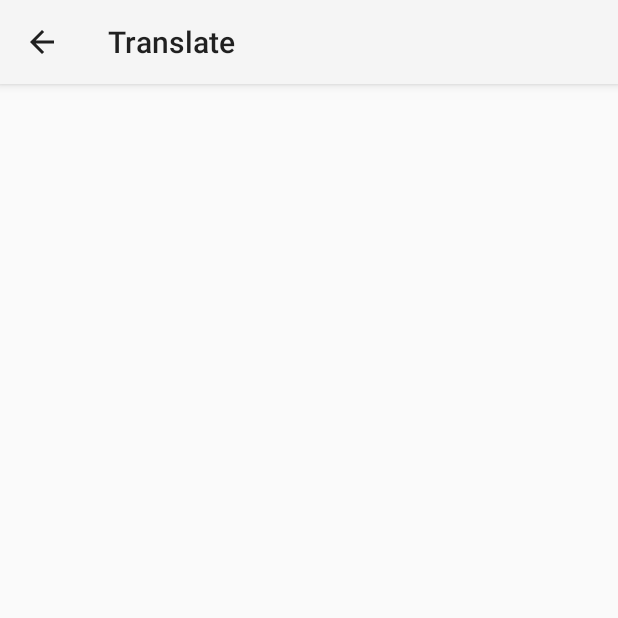
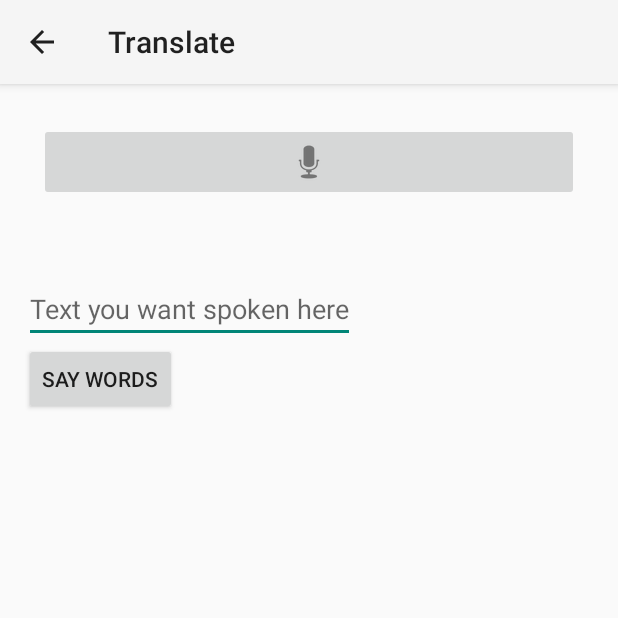
Before and after one commit to thekeenant/hearing-helper, an Android app: the Translate screen opened directly, with no data from a screen before it, on a phone screen of 412 x 824 dp, the top half of it. Run offline under Robolectric (Android 15) with nearby library versions, the phone set to English and light mode, and no system bars.

```diff
--- a/app/src/main/java/com/nocomment/providingears/Translate.java
+++ b/app/src/main/java/com/nocomment/providingears/Translate.java
@@ -1,13 +1,114 @@
 package com.nocomment.providingears;
 
+import java.util.ArrayList;
+import java.util.Locale;
+import java.util.Set;
+
 import android.app.Activity;
+import android.content.ActivityNotFoundException;
+import android.content.Intent;
 import android.os.Bundle;
+import android.speech.RecognizerIntent;
+import android.speech.tts.TextToSpeech;
+import android.speech.tts.Voice;
+import android.view.View;
+import android.widget.Button;
+import android.widget.EditText;
+import android.widget.ImageButton;
+import android.widget.TextView;
+import android.widget.Toast;
 
 public class Translate extends Activity {
 
+    protected static final int RESULT_SPEECH = 1;
+
+    private ImageButton btnSpeak;
+    private TextView txtText;
+    private EditText ed1;
+    private Button b1;
+    private TextToSpeech t1;
+
     @Override
-    protected void onCreate(Bundle savedInstanceState) {
+    public void onCreate(Bundle savedInstanceState) {
         super.onCreate(savedInstanceState);
         setContentView(R.layout.activity_translate);
+
+        txtText = (TextView) findViewById(R.id.txtText);
+
+        btnSpeak = (ImageButton) findViewById(R.id.btnSpeak);
+
+        ed1 = (EditText) findViewById(R.id.editSpeak);
+
+        b1 = (Button) findViewById(R.id.speak);
+
+        btnSpeak.setOnClickListener(new View.OnClickListener() {
+
+            @Override
+            public void onClick(View v) {
+
+                Intent intent = new Intent(
+                        RecognizerIntent.ACTION_RECOGNIZE_SPEECH);
+
+                intent.putExtra(RecognizerIntent.EXTRA_LANGUAGE_MODEL, "en-US");
+
+                try {
+                    startActivityForResult(intent, RESULT_SPEECH);
+                    txtText.setText("");
+                } catch (ActivityNotFoundException a) {
+                    Toast t = Toast.makeText(getApplicationContext(),
+                            "Opps! Your device doesn't support Speech to Text",
+                            Toast.LENGTH_SHORT);
+                    t.show();
+                }
+            }
+        });
+
+        t1 = new TextToSpeech(getApplicationContext(), new TextToSpeech.OnInitListener() {
+            @Override
+            public void onInit(int status) {
+                if (status != TextToSpeech.ERROR) {
+                    t1.setVoice(new Voice("Jenny",Locale.US,Voice.QUALITY_HIGH,Voice.LATENCY_HIGH,true,null));
+                    t1.setSpeechRate(0.8f);
+                    t1.setLanguage(Locale.US);
+                }
+            }
+        });
+
+        b1.setOnClickListener(new View.OnClickListener() {
+            @Override
+            public void onClick(View v) {
+                String toSpeak = ed1.getText().toString();
+                Toast.makeText(getApplicationContext(), toSpeak, Toast.LENGTH_SHORT).show();
+                t1.speak(toSpeak, TextToSpeech.QUEUE_FLUSH, null);
+            }
+        });
+    }
+
+    @Override
+    protected void onActivityResult(int requestCode, int resultCode, Intent data) {
+        super.onActivityResult(requestCode, resultCode, data);
+
+        switch (requestCode) {
+            case RESULT_SPEECH: {
+                if (resultCode == RESULT_OK && null != data) {
+
+                    ArrayList<String> text = data
+                            .getStringArrayListExtra(RecognizerIntent.EXTRA_RESULTS);
+
+                    txtText.setText(text.get(0));
+                }
+                break;
+            }
+
+        }
+    }
+
+
+    public void onPause() {
+        if (t1 != null) {
+            t1.stop();
+            t1.shutdown();
+        }
+        super.onPause();
     }
 }
--- a/app/src/main/res/layout/activity_translate.xml
+++ b/app/src/main/res/layout/activity_translate.xml
@@ -7,4 +7,41 @@
     android:paddingBottom="@dimen/activity_vertical_margin"
     tools:context="com.nocomment.providingears.Translate">
 
+    <ImageButton
+        android:id="@+id/btnSpeak"
+        android:layout_width="fill_parent"
+        android:layout_height="wrap_content"
+        android:layout_margin="10dp"
+        android:layout_marginRight="10dp"
+        android:layout_marginTop="10dp"
+        android:contentDescription="Speak to the app"
+        android:src="@android:drawable/ic_btn_speak_now" />
+
+    <TextView
+        android:id="@+id/txtText"
+        android:layout_below="@+id/btnSpeak"
+        android:layout_width="wrap_content"
+        android:layout_height="wrap_content"
+        android:minHeight="10dp"
+        android:minWidth="10dp"
+        android:layout_marginLeft="10dp"
+        android:layout_marginRight="10dp"
+        android:layout_marginTop="10dp"
+        android:textAppearance="?android:attr/textAppearanceLarge" />
+
+    <EditText
+        android:layout_width="wrap_content"
+        android:layout_height="wrap_content"
+        android:layout_below="@id/txtText"
+        android:id="@+id/editSpeak"
+        android:hint="Text you want spoken here"
+        />
+
+    <Button
+        android:layout_width="wrap_content"
+        android:layout_height="wrap_content"
+        android:layout_below="@+id/editSpeak"
+        android:id="@+id/speak"
+        android:text="Say words"/>
+
 </RelativeLayout>
```
